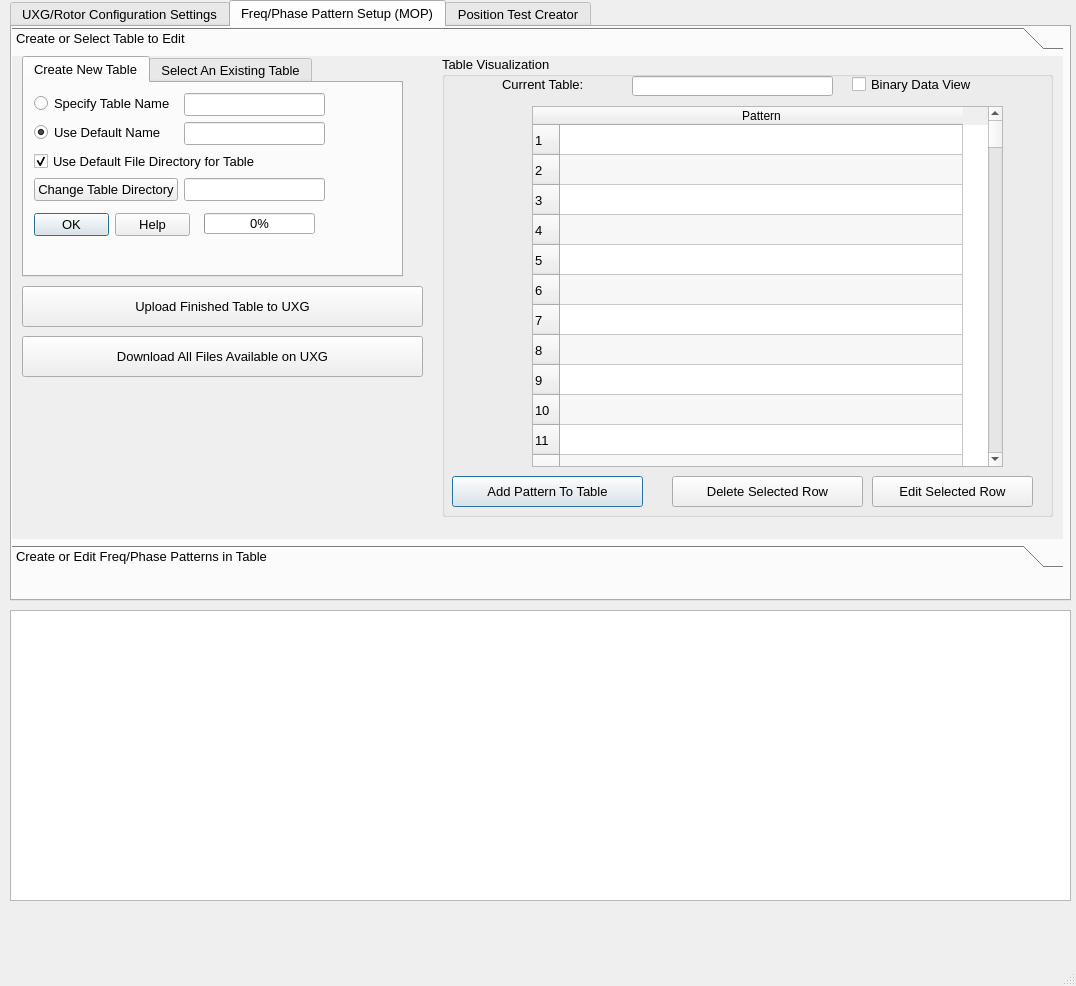
Above: UXG/mainwindow.ui from jonk4m/UXG before the change. Below: the same form after it.
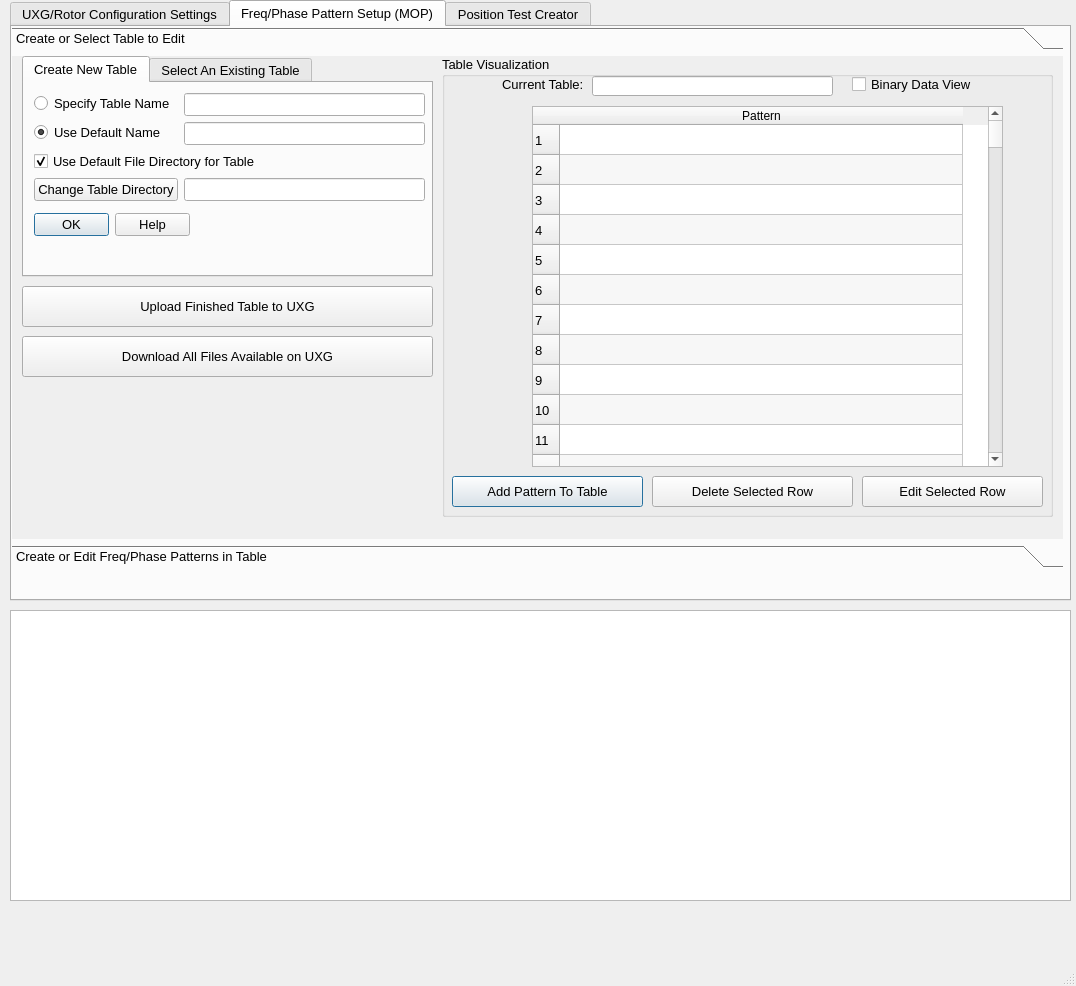
That is the form after the change. The open tabs and pages were chosen to show the change.

What changed in the file:
```diff
--- a/UXG/mainwindow.ui
+++ b/UXG/mainwindow.ui
@@ -1365,7 +1365,7 @@
          <x>0</x>
          <y>0</y>
          <width>1051</width>
-         <height>469</height>
+         <height>481</height>
         </rect>
        </property>
        <attribute name="label">
@@ -1386,9 +1386,9 @@
         <widget class="QLineEdit" name="current_table_line_edit">
          <property name="geometry">
           <rect>
-           <x>190</x>
+           <x>150</x>
            <y>20</y>
-           <width>201</width>
+           <width>241</width>
            <height>20</height>
           </rect>
          </property>
@@ -4549,9 +4549,9 @@
         <widget class="QPushButton" name="delete_selected_row_push_button">
          <property name="geometry">
           <rect>
-           <x>230</x>
+           <x>210</x>
            <y>420</y>
-           <width>191</width>
+           <width>201</width>
            <height>31</height>
           </rect>
          </property>
@@ -4562,9 +4562,9 @@
         <widget class="QPushButton" name="edit_selected_row_push_button">
          <property name="geometry">
           <rect>
-           <x>430</x>
+           <x>420</x>
            <y>420</y>
-           <width>161</width>
+           <width>181</width>
            <height>31</height>
           </rect>
          </property>
@@ -4578,7 +4578,7 @@
          <rect>
           <x>10</x>
           <y>0</y>
-          <width>381</width>
+          <width>411</width>
           <height>221</height>
          </rect>
         </property>
@@ -4594,8 +4594,8 @@
            <rect>
             <x>10</x>
             <y>10</y>
-            <width>291</width>
-            <height>132</height>
+            <width>391</width>
+            <height>171</height>
            </rect>
           </property>
           <layout class="QFormLayout" name="formLayout">
@@ -4681,25 +4681,6 @@
            <set>QDialogButtonBox::Help|QDialogButtonBox::Ok</set>
           </property>
          </widget>
-         <widget class="QProgressBar" name="create_progress_bar">
-          <property name="geometry">
-           <rect>
-            <x>180</x>
-            <y>130</y>
-            <width>111</width>
-            <height>21</height>
-           </rect>
-          </property>
-          <property name="value">
-           <number>0</number>
-          </property>
-          <property name="orientation">
-           <enum>Qt::Horizontal</enum>
-          </property>
-          <property name="invertedAppearance">
-           <bool>false</bool>
-          </property>
-         </widget>
         </widget>
         <widget class="QWidget" name="tab1">
          <attribute name="title">
@@ -4872,7 +4853,7 @@
          <rect>
           <x>10</x>
           <y>230</y>
-          <width>401</width>
+          <width>411</width>
           <height>41</height>
          </rect>
         </property>
@@ -4885,7 +4866,7 @@
          <rect>
           <x>10</x>
           <y>280</y>
-          <width>401</width>
+          <width>411</width>
           <height>41</height>
          </rect>
         </property>
```
Left out of the diff: 44 changed lines with no effect on the pictures.
